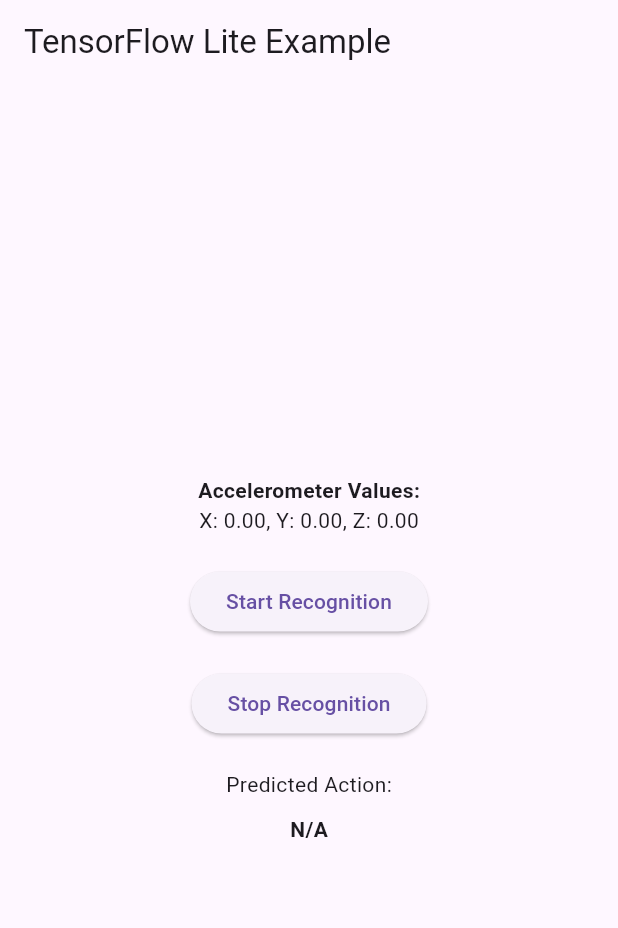
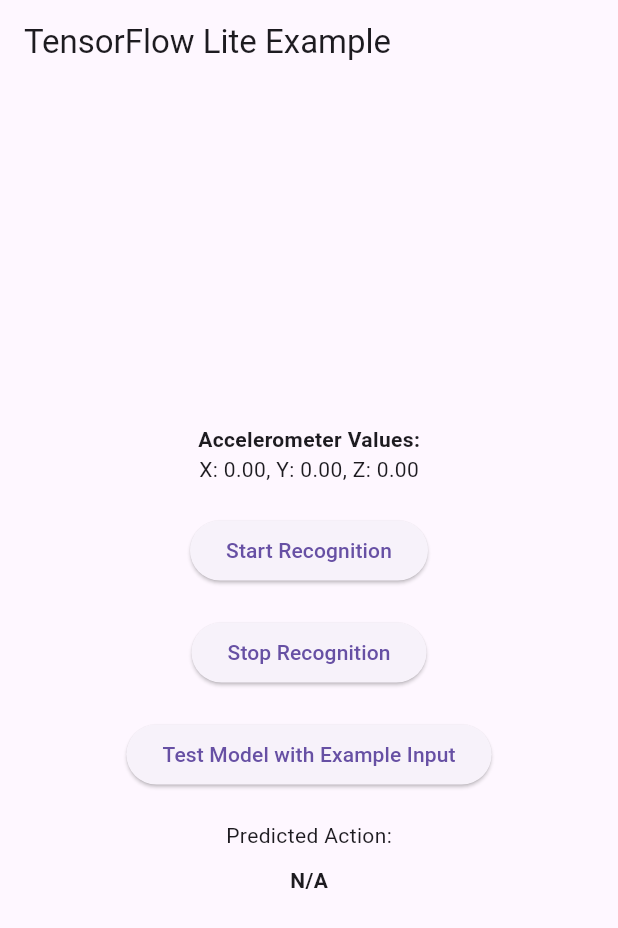
Before and after one commit to laurosampaio/rah, a Flutter app: the screen it shows after launch, after a tap on "Reconhecimento de Atividades", on a phone screen of 412 x 824 dp. Shown: the top 928 px of the screen. Run offline on Flutter 3.47's test engine with Material 3 defaults, Android fonts, the light colour scheme and no system bars; our stand-ins replace sensors; missing offline and left inert: tflite_flutter.

Commit message:
- Modelo funcionando!!!

```diff
--- a/lib/pages/recognitionpage.dart
+++ b/lib/pages/recognitionpage.dart
@@ -1,3 +1,4 @@
+import 'dart:typed_data';
 import 'package:flutter/material.dart';
 import 'package:sensors/sensors.dart';
 import 'package:tflite_flutter/tflite_flutter.dart';
@@ -13,12 +14,44 @@
 }
 
 class _RecognitionPageState extends State<RecognitionPage> {
-  List<String> _actions = [];
+  String _predictedAction = '';
   bool _isModelLoaded = false;
   bool _isListening = false;
   bool _isStartButtonDisabled = false;
   Interpreter? _interpreter;
   List<double> _accelerometerValues = [0.0, 0.0, 0.0];
+
+  final List<String> classes = [
+    'AndandoLeve',
+    'AndandoModerado',
+    'AndandoVigoroso',
+    'DeitadoLeve',
+    'DeitadoModerado',
+    'DeitadoVigoroso',
+    'SentadoLeve',
+    'SentadoModerado',
+    'SentadoVigoroso'
+  ];
+
+  Uint8List _convertToBuffer(List<double> input) {
+    var byteData = ByteData(12);
+    for (int i = 0; i < input.length; i++) {
+      byteData.setFloat32(i * 4, input[i], Endian.little);
+    }
+    return byteData.buffer.asUint8List();
+  }
+
+  int _argmax(List<double> list) {
+    var maxIndex = 0;
+    var maxValue = list[0];
+    for (var i = 1; i < list.length; i++) {
+      if (list[i] > maxValue) {
+        maxValue = list[i];
+        maxIndex = i;
+      }
+    }
+    return maxIndex;
+  }
 
   @override
   void initState() {
@@ -35,6 +68,7 @@
   Future<void> loadModel() async {
     try {
       _interpreter = await Interpreter.fromAsset('assets/rah_model.tflite');
+
       print('Model loaded successfully');
     } catch (e) {
       print('Failed to load model: $e');
@@ -42,17 +76,21 @@
   }
 
   // Predict action
-  Future<void> predictAction(List<List<double>> input) async {
+  Future<void> predictAction(List<double> dataPoint) async {
     if (!_isModelLoaded || _interpreter == null) return;
 
     try {
-      List<Object?> inputList = [input];
-      List<Object?> outputList = [List.filled(1, 0.0, growable: true)];
+      var input = dataPoint.map((e) => e.toDouble()).toList();
+      var inputBuffer = _convertToBuffer(input);
 
-      _interpreter!.run(inputList, outputList);
+      var outputBuffer = Uint8List(4 * classes.length).buffer;
+      _interpreter!.run(inputBuffer, outputBuffer);
+
+      var output = outputBuffer.asFloat32List();
+      var predictedClassIndex = _argmax(output);
 
       setState(() {
-        _actions = outputList[0] as List<String>;
+        _predictedAction = classes[predictedClassIndex];
       });
     } catch (e) {
       print('Failed to run inference: $e');
@@ -63,11 +101,11 @@
   void listenToAccelerometer() {
     accelerometerEvents.listen((AccelerometerEvent event) {
       setState(() {
-        _accelerometerValues = [event.x ?? 0.0, event.y ?? 0.0, event.z ?? 0.0];
+        _accelerometerValues = [event.x, event.y, event.z];
       });
       if (_isListening) {
         List<double> accelerometerData = _accelerometerValues;
-        predictAction([accelerometerData]);
+        predictAction(accelerometerData);
       }
     });
   }
@@ -86,6 +124,11 @@
     });
   }
 
+  void testModelWithExampleInput() {
+    List<double> exampleDataPoint = [0.1, 0.2, 0.3]; // Example input
+    predictAction(exampleDataPoint);
+  }
+
   @override
   void dispose() {
     if (_interpreter != null) {
@@ -99,46 +142,51 @@
     return MaterialApp(
       home: Scaffold(
         appBar: AppBar(
-          title: Text('TensorFlow Lite Example'),
+          title: const Text('TensorFlow Lite Example'),
         ),
         body: Center(
           child: Column(
             mainAxisAlignment: MainAxisAlignment.center,
             children: <Widget>[
-              Text(
+              const Text(
                 'Accelerometer Values:',
                 style: TextStyle(fontWeight: FontWeight.bold),
               ),
               Text(
                 'X: ${_accelerometerValues[0].toStringAsFixed(2)}, Y: ${_accelerometerValues[1].toStringAsFixed(2)}, Z: ${_accelerometerValues[2].toStringAsFixed(2)}',
               ),
-              SizedBox(height: 20),
+              const SizedBox(height: 20),
               ElevatedButton(
                 onPressed: _isStartButtonDisabled
                     ? null
                     : () {
                         startListeningToAccelerometer();
                       },
-                child: Text('Start Recognition'),
+                child: const Text('Start Recognition'),
               ),
-              SizedBox(height: 20),
+              const SizedBox(height: 20),
               ElevatedButton(
                 onPressed: () {
                   stopListeningToAccelerometer();
                   setState(() {
-                    _actions = [];
+                    _predictedAction = '';
                   });
                 },
-                child: Text('Stop Recognition'),
+                child: const Text('Stop Recognition'),
               ),
-              SizedBox(height: 20),
-              Text(
+              const SizedBox(height: 20),
+              ElevatedButton(
+                onPressed: testModelWithExampleInput,
+                child: const Text('Test Model with Example Input'),
+              ),
+              const SizedBox(height: 20),
+              const Text(
                 'Predicted Action:',
               ),
-              SizedBox(height: 10),
+              const SizedBox(height: 10),
               Text(
-                _actions.isNotEmpty ? _actions[0] : 'N/A',
-                style: TextStyle(fontWeight: FontWeight.bold),
+                _predictedAction.isEmpty ? 'N/A' : _predictedAction,
+                style: const TextStyle(fontWeight: FontWeight.bold),
               ),
             ],
           ),
--- a/pubspec.yaml
+++ b/pubspec.yaml
@@ -36,7 +36,7 @@
   # The following adds the Cupertino Icons font to your application.
   # Use with the CupertinoIcons class for iOS style icons.
   cupertino_icons: ^1.0.6
-  tflite_flutter: ^0.10.4
+  tflite_flutter: ^0.10.0
   sensors: ^2.0.0
 
 dev_dependencies:
```
Also changed, not shown: 2 other files.
